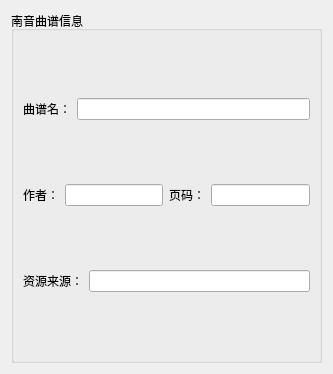
Qt form UI/UI_SouthSoundOperaDetail.ui (mortersen/C35N) before a commit.
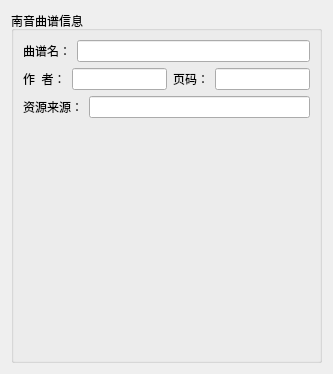
The same form after that commit.

Patch:
```diff
--- a/UI/UI_SouthSoundOperaDetail.ui
+++ b/UI/UI_SouthSoundOperaDetail.ui
@@ -19,7 +19,7 @@
      <property name="title">
       <string>南音曲谱信息</string>
      </property>
-     <layout class="QVBoxLayout" name="verticalLayout">
+     <layout class="QVBoxLayout" name="verticalLayout" stretch="2,2,2,4">
       <item>
        <layout class="QHBoxLayout" name="horizontalLayout">
         <item>
@@ -41,7 +41,7 @@
           <item>
            <widget class="QLabel" name="label_2">
             <property name="text">
-             <string>作者：</string>
+             <string>作  者：</string>
             </property>
            </widget>
           </item>
@@ -80,6 +80,19 @@
         </item>
        </layout>
       </item>
+      <item>
+       <spacer name="verticalSpacer">
+        <property name="orientation">
+         <enum>Qt::Vertical</enum>
+        </property>
+        <property name="sizeHint" stdset="0">
+         <size>
+          <width>20</width>
+          <height>40</height>
+         </size>
+        </property>
+       </spacer>
+      </item>
      </layout>
     </widget>
    </item>
```
